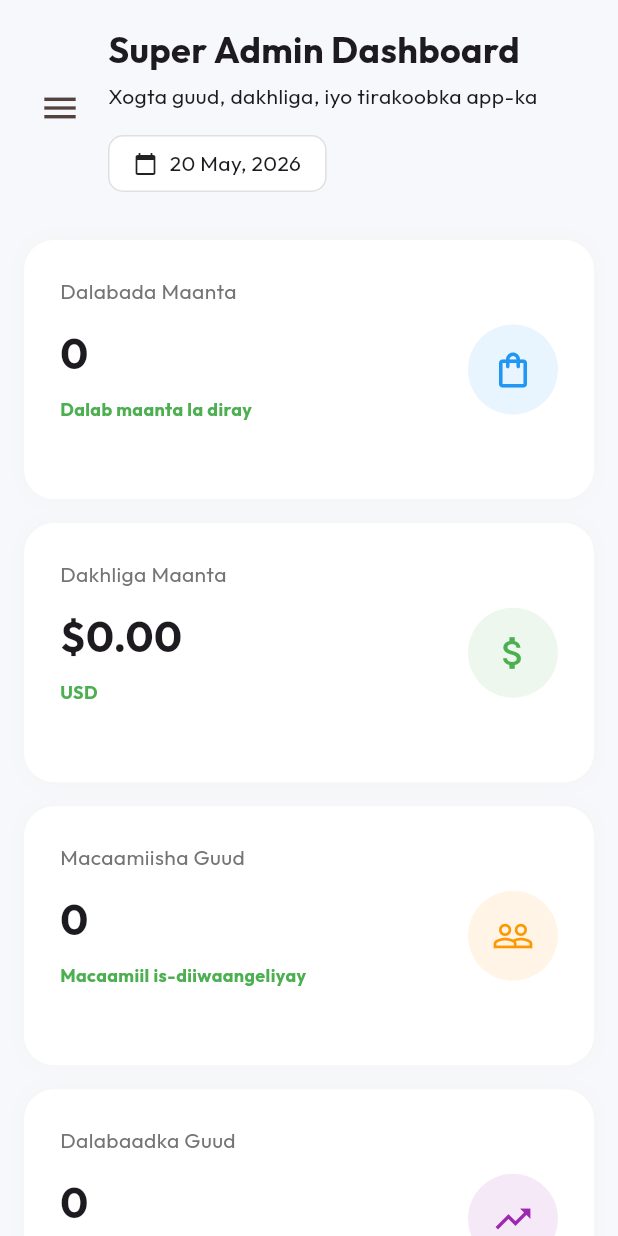
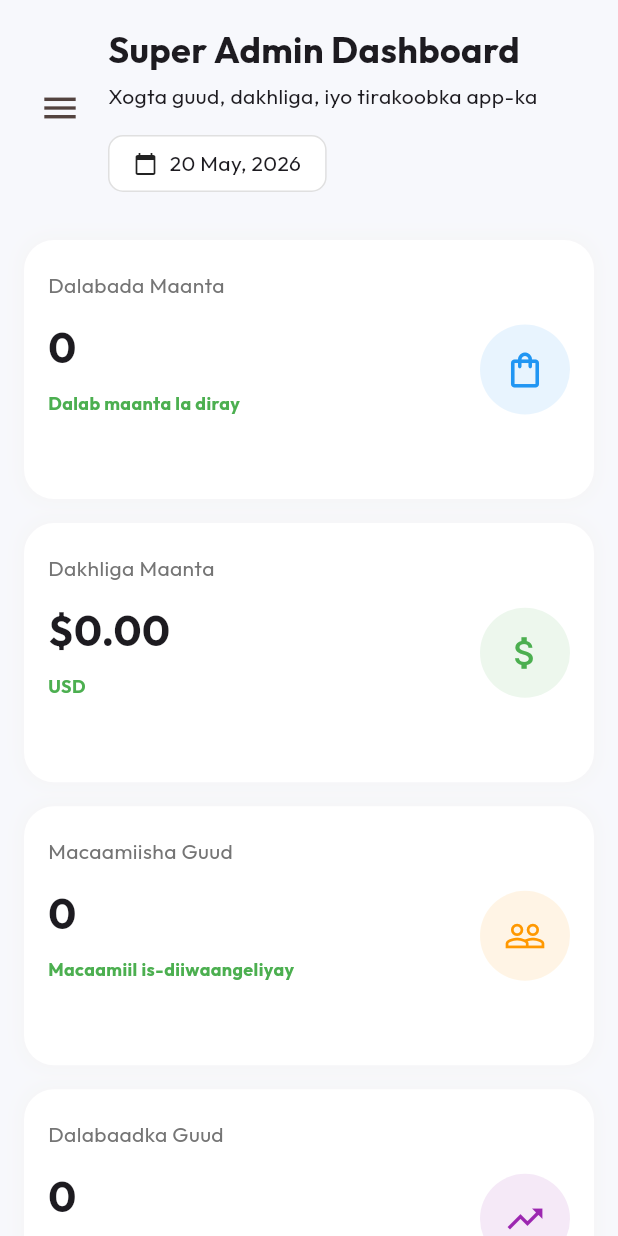
Before and after one commit to caaqilbeene/Deeli, a Flutter app: the SuperAdminDashboard screen opened directly, on a phone screen of 412 x 824 dp. Run offline on Flutter 3.47's test engine with Material 3 defaults, Android fonts, the light colour scheme and no system bars; our stand-ins replace firebase_auth, firebase_core, fl_chart, google_fonts, image_picker, shared_preferences and 1 more; accounts and stored records are empty.

Commit message:
Fix: Resolve horizontal overflow inside stat cards on intermediate screen sizes

```diff
--- a/admin_dashboard/lib/super_admin/super_admin_dashboard.dart
+++ b/admin_dashboard/lib/super_admin/super_admin_dashboard.dart
@@ -793,7 +793,7 @@ class _SuperAdminDashboardState extends State<SuperAdminDashboard> {
   Widget _buildStatCard(
       String title, String value, String sub, IconData icon, Color color) {
     return Container(
-      padding: const EdgeInsets.all(24),
+      padding: const EdgeInsets.symmetric(horizontal: 16, vertical: 20),
       decoration: BoxDecoration(
         color: Colors.white,
         borderRadius: BorderRadius.circular(20),
@@ -808,22 +808,34 @@ class _SuperAdminDashboardState extends State<SuperAdminDashboard> {
       child: Row(
         mainAxisAlignment: MainAxisAlignment.spaceBetween,
         children: [
-          Column(
+          Expanded(
+            child: Column(
               crossAxisAlignment: CrossAxisAlignment.start,
               children: [
-              Text(title, style: TextStyle(color: Colors.grey.shade600, fontSize: 14)),
+                Text(
+                  title,
+                  style: TextStyle(color: Colors.grey.shade600, fontSize: 14),
+                  overflow: TextOverflow.ellipsis,
+                  maxLines: 1,
+                ),
                 const SizedBox(height: 12),
                 Text(
                   value,
                   style: const TextStyle(fontSize: 28, fontWeight: FontWeight.bold),
+                  overflow: TextOverflow.ellipsis,
+                  maxLines: 1,
                 ),
                 const SizedBox(height: 8),
                 Text(
                   sub,
                   style: const TextStyle(color: Colors.green, fontWeight: FontWeight.bold, fontSize: 12),
+                  overflow: TextOverflow.ellipsis,
+                  maxLines: 1,
                 ),
               ],
             ),
+          ),
+          const SizedBox(width: 8),
           Container(
             padding: const EdgeInsets.all(16),
             decoration: BoxDecoration(
```
Lines whose indentation alone changed are shown as unchanged.
